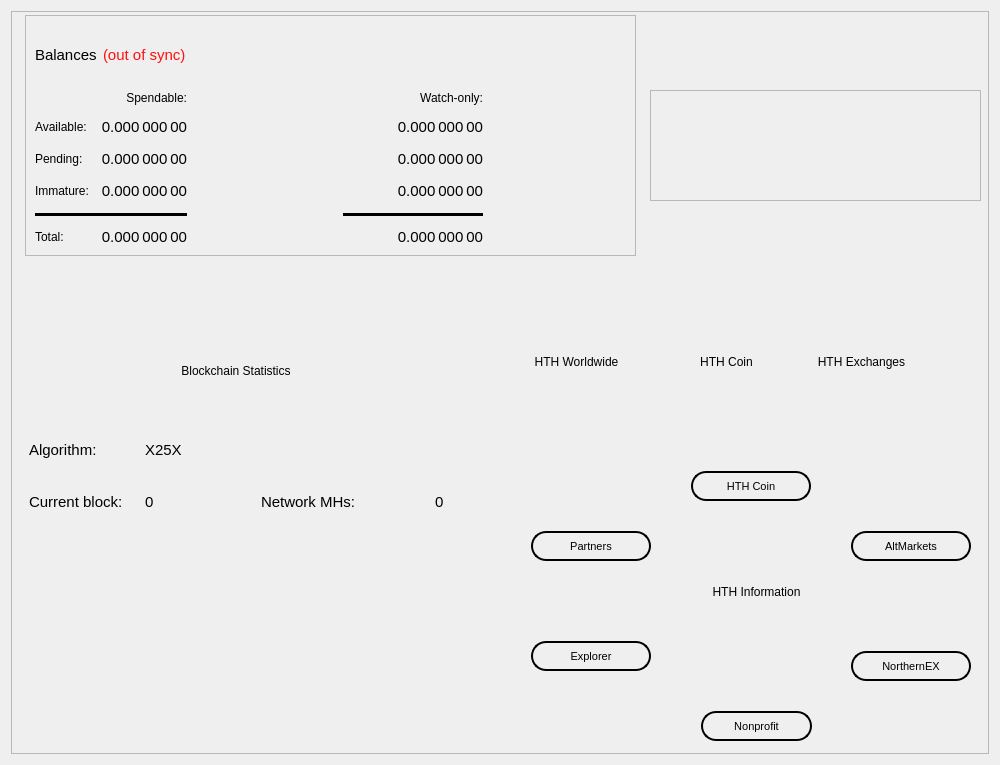
The window that src/qt/forms/overviewpage.ui (HTHcoin/helpthehomelesscoin) describes before a commit, drawn with Qt 5.
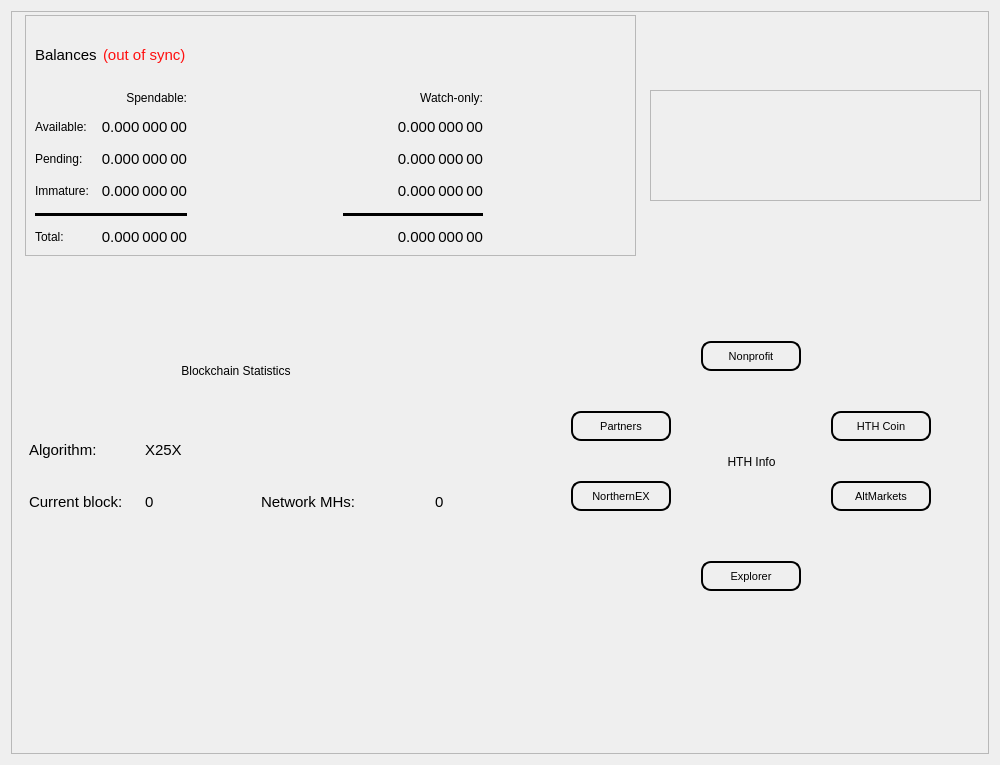
The same window after the commit.

Patch:
```diff
--- a/src/qt/forms/overviewpage.ui
+++ b/src/qt/forms/overviewpage.ui
@@ -299,9 +299,9 @@
      <widget class="QPushButton" name="pushButton_Website_4">
       <property name="geometry">
        <rect>
-        <x>520</x>
-        <y>520</y>
-        <width>120</width>
+        <x>560</x>
+        <y>400</y>
+        <width>100</width>
         <height>30</height>
        </rect>
       </property>
@@ -324,7 +324,7 @@
        <string notr="true">border-style: solid;
 border-width: 2px;
 border-color: black;
-border-radius: 15px;
+border-radius: 10px;
 font-size: 11px;</string>
       </property>
       <property name="text">
@@ -334,9 +334,9 @@
      <widget class="QPushButton" name="pushButton_Website_1">
       <property name="geometry">
        <rect>
-        <x>680</x>
-        <y>460</y>
-        <width>120</width>
+        <x>820</x>
+        <y>400</y>
+        <width>100</width>
         <height>30</height>
        </rect>
       </property>
@@ -365,7 +365,7 @@
        <string notr="true">border-style: solid;
 border-width: 2px;
 border-color: black;
-border-radius: 15px;
+border-radius: 10px;
 font-size: 11px;</string>
       </property>
       <property name="text">
@@ -376,8 +376,8 @@
       <property name="geometry">
        <rect>
         <x>690</x>
-        <y>700</y>
-        <width>111</width>
+        <y>330</y>
+        <width>100</width>
         <height>30</height>
        </rect>
       </property>
@@ -400,7 +400,7 @@
        <string notr="true">border-style: solid;
 border-width: 2px;
 border-color: black;
-border-radius: 15px;
+border-radius: 10px;
 font-size: 11px;</string>
       </property>
       <property name="text">
@@ -410,9 +410,9 @@
      <widget class="QPushButton" name="pushButton_Website_3">
       <property name="geometry">
        <rect>
-        <x>520</x>
-        <y>630</y>
-        <width>120</width>
+        <x>690</x>
+        <y>550</y>
+        <width>100</width>
         <height>30</height>
        </rect>
       </property>
@@ -435,7 +435,7 @@
        <string notr="true">border-style: solid;
 border-width: 2px;
 border-color: black;
-border-radius: 15px;
+border-radius: 10px;
 font-size: 11px;</string>
       </property>
       <property name="text">
@@ -445,9 +445,9 @@
      <widget class="QPushButton" name="pushButton_Website_2">
       <property name="geometry">
        <rect>
-        <x>840</x>
-        <y>520</y>
-        <width>120</width>
+        <x>820</x>
+        <y>470</y>
+        <width>100</width>
         <height>30</height>
        </rect>
       </property>
@@ -470,82 +470,19 @@
        <string notr="true">border-style: solid;
 border-width: 2px;
 border-color: black;
-border-radius: 15px;
+border-radius: 10px;
 font-size: 11px;</string>
       </property>
       <property name="text">
        <string>AltMarkets</string>
       </property>
      </widget>
-     <widget class="QLabel" name="label_2">
-      <property name="geometry">
-       <rect>
-        <x>490</x>
-        <y>330</y>
-        <width>151</width>
-        <height>41</height>
-       </rect>
-      </property>
-      <property name="styleSheet">
-       <string notr="true"/>
-      </property>
-      <property name="text">
-       <string>HTH Worldwide</string>
-      </property>
-      <property name="alignment">
-       <set>Qt::AlignCenter</set>
-      </property>
-     </widget>
-     <widget class="QLabel" name="label_3">
-      <property name="geometry">
-       <rect>
-        <x>670</x>
-        <y>330</y>
-        <width>91</width>
-        <height>41</height>
-       </rect>
-      </property>
-      <property name="styleSheet">
-       <string notr="true"/>
-      </property>
-      <property name="text">
-       <string>HTH Coin</string>
-      </property>
-      <property name="alignment">
-       <set>Qt::AlignCenter</set>
-      </property>
-     </widget>
-     <widget class="QLabel" name="label_4">
-      <property name="geometry">
-       <rect>
-        <x>790</x>
-        <y>330</y>
-        <width>121</width>
-        <height>41</height>
-       </rect>
-      </property>
-      <property name="sizePolicy">
-       <sizepolicy hsizetype="Preferred" vsizetype="Preferred">
-        <horstretch>0</horstretch>
-        <verstretch>0</verstretch>
-       </sizepolicy>
-      </property>
-      <property name="styleSheet">
-       <string notr="true"/>
-      </property>
-      <property name="text">
-       <string>HTH Exchanges</string>
-      </property>
-      <property name="alignment">
-       <set>Qt::AlignCenter</set>
-      </property>
-     </widget>
      <widget class="QPushButton" name="pushButton_Website_5">
       <property name="geometry">
        <rect>
-        <x>840</x>
-        <y>640</y>
-        <width>120</width>
+        <x>560</x>
+        <y>470</y>
+        <width>100</width>
         <height>30</height>
        </rect>
       </property>
@@ -568,7 +505,7 @@
        <string notr="true">border-style: solid;
 border-width: 2px;
 border-color: black;
-border-radius: 15px;
+border-radius: 10px;
 font-size: 11px;</string>
       </property>
       <property name="text">
@@ -578,9 +515,9 @@
      <widget class="QLabel" name="label_6">
       <property name="geometry">
        <rect>
-        <x>680</x>
-        <y>560</y>
-        <width>131</width>
+        <x>700</x>
+        <y>430</y>
+        <width>81</width>
         <height>41</height>
        </rect>
       </property>
@@ -588,7 +525,7 @@
        <string notr="true"/>
       </property>
       <property name="text">
-       <string>HTH Information</string>
+       <string>HTH Info</string>
       </property>
       <property name="alignment">
        <set>Qt::AlignCenter</set>
```
Left out of the diff: 9 changed lines with no effect on the pictures.
